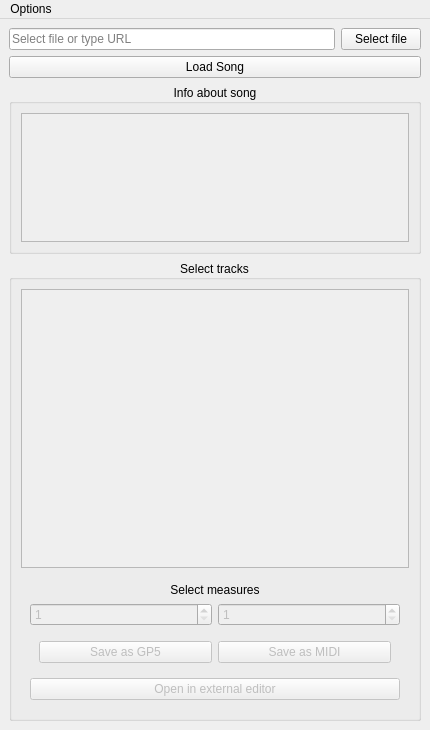
Qt form window.ui (4DERT/SimpleTablatureEditor) before a commit.
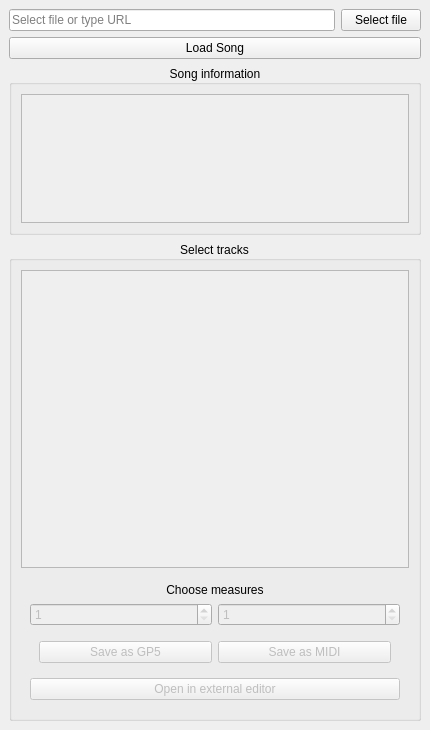
The same form after that commit. Icons and pictures are not drawn.

```diff
--- a/window.ui
+++ b/window.ui
@@ -2,6 +2,9 @@
 <ui version="4.0">
  <class>MainWindow</class>
  <widget class="QMainWindow" name="MainWindow">
+  <property name="enabled">
+   <bool>true</bool>
+  </property>
   <property name="geometry">
    <rect>
     <x>0</x>
@@ -17,7 +20,19 @@
    <iconset>
     <normaloff>STE.svg</normaloff>STE.svg</iconset>
   </property>
+  <property name="animated">
+   <bool>true</bool>
+  </property>
+  <property name="documentMode">
+   <bool>false</bool>
+  </property>
+  <property name="tabShape">
+   <enum>QTabWidget::Rounded</enum>
+  </property>
   <widget class="QWidget" name="centralwidget">
+   <property name="enabled">
+    <bool>true</bool>
+   </property>
    <layout class="QGridLayout" name="gridLayout">
     <item row="3" column="0" colspan="2">
      <widget class="QGroupBox" name="groupBox_2">
@@ -39,7 +54,7 @@
             <x>0</x>
             <y>0</y>
             <width>388</width>
-            <height>208</height>
+            <height>238</height>
            </rect>
           </property>
           <layout class="QVBoxLayout" name="verticalLayout_3">
@@ -58,7 +73,7 @@
           <item row="0" column="0" colspan="2">
            <widget class="QLabel" name="label_2">
             <property name="text">
-             <string>Select measures</string>
+             <string>Choose measures</string>
             </property>
             <property name="alignment">
              <set>Qt::AlignCenter</set>
@@ -154,6 +169,9 @@
     </item>
     <item row="2" column="0" colspan="2">
      <widget class="QGroupBox" name="groupBox">
+      <property name="enabled">
+       <bool>true</bool>
+      </property>
       <property name="maximumSize">
        <size>
         <width>16777215</width>
@@ -161,7 +179,7 @@
        </size>
       </property>
       <property name="title">
-       <string>Info about song</string>
+       <string>Song information</string>
       </property>
       <property name="alignment">
        <set>Qt::AlignCenter</set>
@@ -204,6 +222,18 @@
       <property name="text">
        <string>Load Song</string>
       </property>
+      <property name="shortcut">
+       <string>Return</string>
+      </property>
+      <property name="autoDefault">
+       <bool>false</bool>
+      </property>
+      <property name="default">
+       <bool>false</bool>
+      </property>
+      <property name="flat">
+       <bool>false</bool>
+      </property>
      </widget>
     </item>
     <item row="0" column="0">
@@ -221,31 +251,6 @@
     </item>
    </layout>
   </widget>
-  <widget class="QMenuBar" name="menuBar">
-   <property name="geometry">
-    <rect>
-     <x>0</x>
-     <y>0</y>
-     <width>430</width>
-     <height>30</height>
-    </rect>
-   </property>
-   <widget class="QMenu" name="menu_options">
-    <property name="title">
-     <string>Options</string>
-    </property>
-    <widget class="QMenu" name="men_select_lenguage">
-     <property name="title">
-      <string>Select lenguage</string>
-     </property>
-     <addaction name="actionEnglish"/>
-     <addaction name="actionPolish"/>
-    </widget>
-    <addaction name="men_select_lenguage"/>
-    <addaction name="action_open_in_external_editor"/>
-   </widget>
-   <addaction name="menu_options"/>
-  </widget>
   <action name="actionEnglish">
    <property name="text">
     <string>English</string>
```
Left out of the diff: 48 changed lines with no effect on the pictures.
